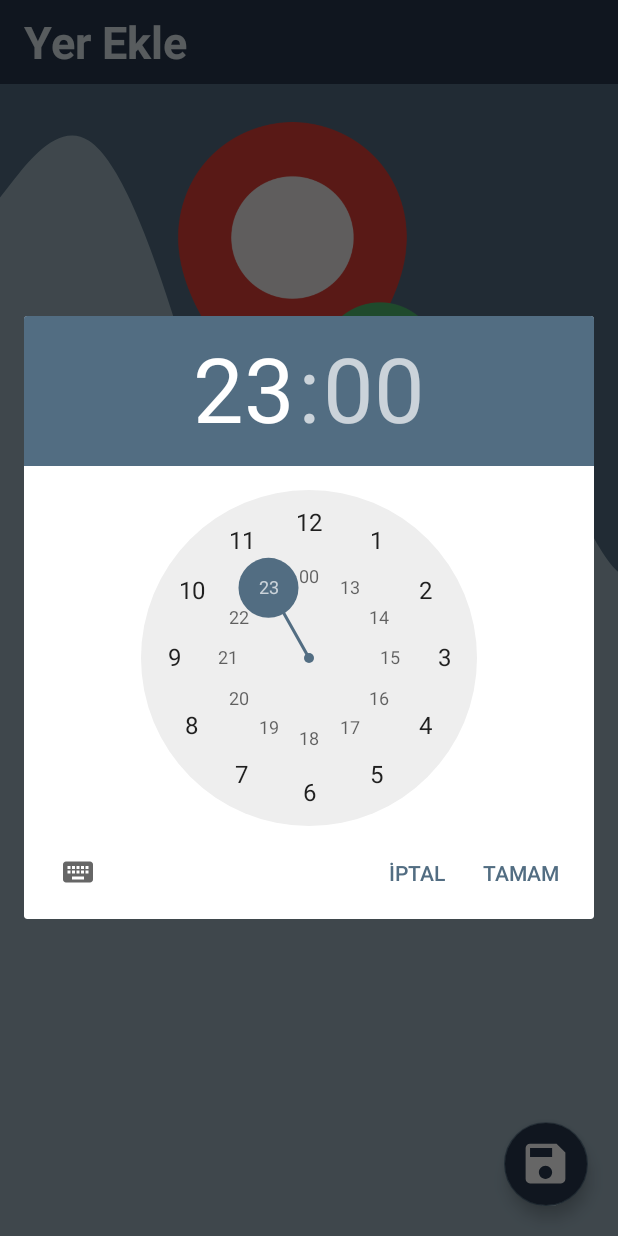
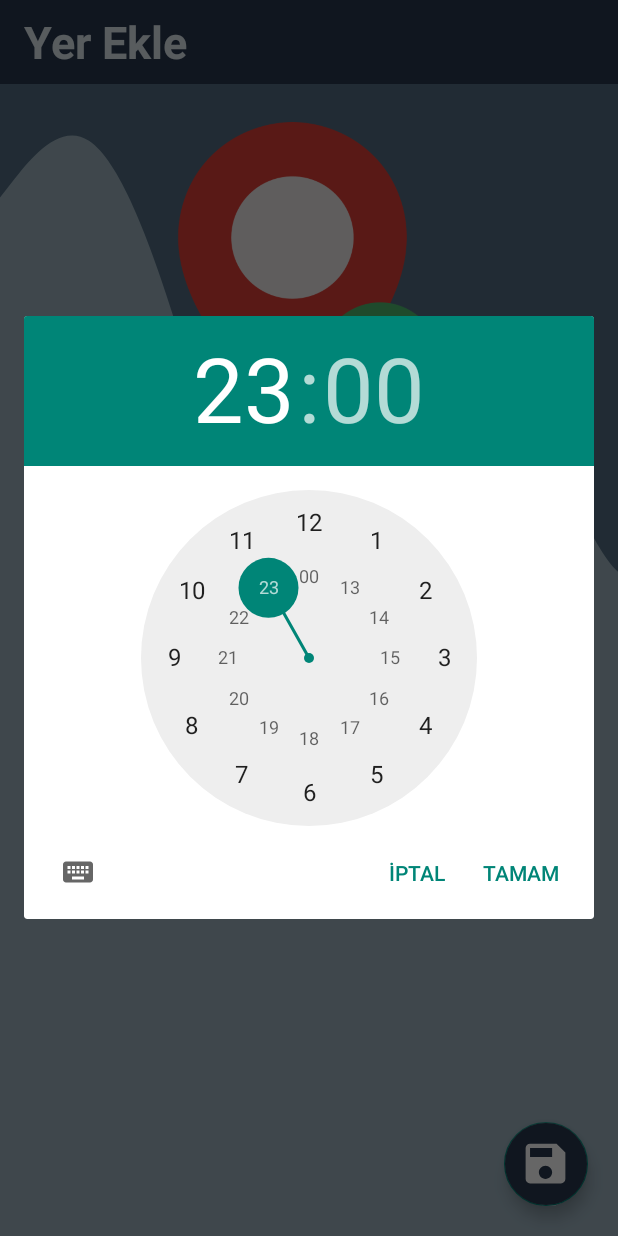
Before and after one commit to ozkanseyyarer/Mingle, an Android app: the GezdigimYerlerEkleActvity screen opened directly, with no data from a screen before it, after a tap on "Saat:", on a phone screen of 412 x 824 dp. Run offline under Robolectric (Android 15) with nearby library versions, the phone set to English and light mode, and no system bars.

Commit message:
tema değişiklikleri

```diff
--- a/app/src/main/res/layout/gezdigim_yerler_ekle_actvity.xml
+++ b/app/src/main/res/layout/gezdigim_yerler_ekle_actvity.xml
@@ -151,28 +151,34 @@
                             android:gravity="center">
 
                             <TextView
+
+                                android:textColor="@color/textViewVeEditTextYazırengi"
                                 android:id="@+id/gezdigim_yerler_ekle_activity_textView_gun"
                                 android:layout_width="wrap_content"
                                 android:layout_height="wrap_content"
                                 android:text="01" />
 
                             <TextView
+                                android:textColor="@color/textViewVeEditTextYazırengi"
                                 android:layout_width="wrap_content"
                                 android:layout_height="wrap_content"
                                 android:text="/" />
 
                             <TextView
+                                android:textColor="@color/textViewVeEditTextYazırengi"
                                 android:id="@+id/gezdigim_yerler_ekle_activity_textView_ay"
                                 android:layout_width="wrap_content"
                                 android:layout_height="wrap_content"
                                 android:text="01" />
 
                             <TextView
+                                android:textColor="@color/textViewVeEditTextYazırengi"
                                 android:layout_width="wrap_content"
                                 android:layout_height="wrap_content"
                                 android:text="/" />
 
                             <TextView
+                                android:textColor="@color/textViewVeEditTextYazırengi"
                                 android:id="@+id/gezdigim_yerler_ekle_activity_textView_yil"
                                 android:layout_width="wrap_content"
                                 android:layout_height="wrap_content"
@@ -204,20 +210,26 @@
                             android:layout_gravity="center_vertical">
 
                             <TextView
+                                android:textColor="@color/textViewVeEditTextYazırengi"
                                 android:id="@+id/gezdigim_yerler_ekle_activity_textView_saat"
                                 android:layout_width="wrap_content"
                                 android:layout_height="wrap_content"
+                                android:textSize="16sp"
                                 android:text="23" />
 
                             <TextView
+                                android:textColor="@color/textViewVeEditTextYazırengi"
                                 android:layout_width="wrap_content"
                                 android:layout_height="wrap_content"
+                                android:textSize="16sp"
                                 android:text=":" />
 
                             <TextView
+                                android:textColor="@color/textViewVeEditTextYazırengi"
                                 android:id="@+id/gezdigim_yerler_ekle_activity_textView_dakika"
                                 android:layout_width="wrap_content"
                                 android:layout_height="wrap_content"
+                                android:textSize="16sp"
                                 android:text="00" />
 
 
--- a/app/src/main/res/values-night/themes.xml
+++ b/app/src/main/res/values-night/themes.xml
@@ -4,4 +4,5 @@
         <!-- Customize your dark theme here. -->
         <!-- <item name="colorPrimary">@color/my_dark_primary</item> -->
     </style>
+
 </resources>
--- a/app/src/main/res/values/themes.xml
+++ b/app/src/main/res/values/themes.xml
@@ -5,7 +5,6 @@
         <!-- <item name="colorPrimary">@color/my_light_primary</item> -->
     </style>
 
-    <style name="Theme.Mingle" parent="Base.Theme.Mingle" >
-        <item name="colorAccent">@color/dalganın_rengi</item>
-    </style>
+    <style name="Theme.Mingle" parent="Base.Theme.Mingle"/>
+
 </resources>
```
Also changed, not shown: app/src/main/java/com/example/mingle/activity/GezdigimYerlerEkleActvity.java (+2 -11 lines).
